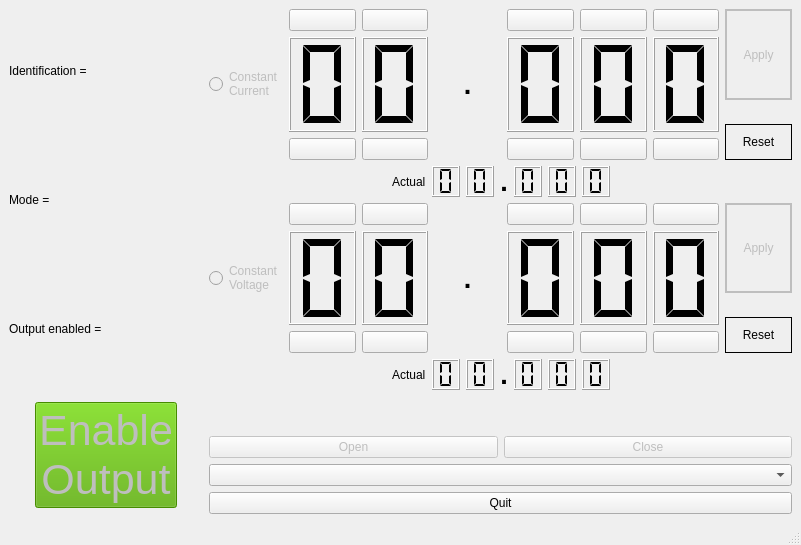
Before: the Qt Designer form PsuGuiControl/mainwindow.ui in bogflap/RemoteControlledPsu, drawn with Qt 5.
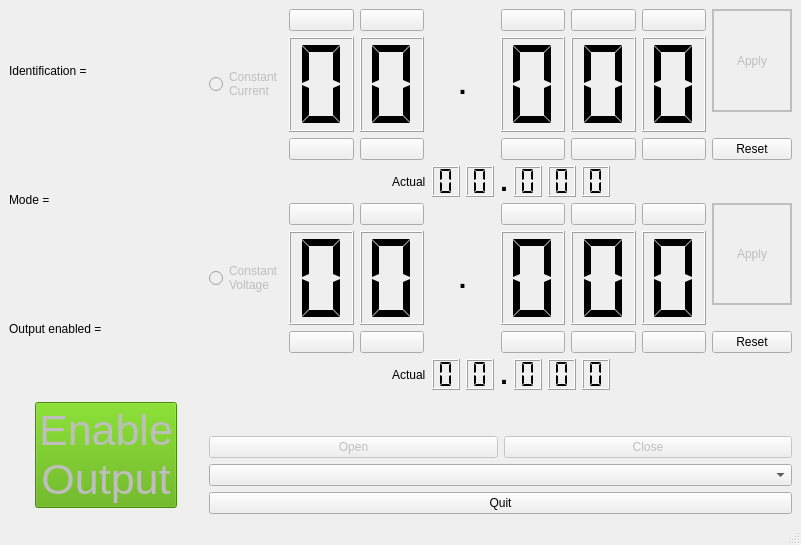
After: the same form once the commit is applied. Icons and pictures are not drawn.

```diff
--- a/PsuGuiControl/mainwindow.ui
+++ b/PsuGuiControl/mainwindow.ui
@@ -345,7 +345,7 @@
          </layout>
         </item>
         <item>
-         <layout class="QVBoxLayout" name="verticalLayout_12" stretch="10,2,4">
+         <layout class="QVBoxLayout" name="verticalLayout_12" stretch="10,2,0">
           <property name="sizeConstraint">
            <enum>QLayout::SetDefaultConstraint</enum>
           </property>
@@ -382,16 +382,10 @@
            </spacer>
           </item>
           <item>
-           <widget class="QLabel" name="ampsReset">
-            <property name="frameShape">
-             <enum>QFrame::Panel</enum>
-            </property>
+           <widget class="QPushButton" name="ampsReset">
             <property name="text">
              <string>Reset</string>
             </property>
-            <property name="alignment">
-             <set>Qt::AlignCenter</set>
-            </property>
            </widget>
           </item>
          </layout>
@@ -821,7 +815,7 @@
          </layout>
         </item>
         <item>
-         <layout class="QVBoxLayout" name="verticalLayout_19" stretch="10,2,4">
+         <layout class="QVBoxLayout" name="verticalLayout_19" stretch="10,2,0">
           <property name="sizeConstraint">
            <enum>QLayout::SetDefaultConstraint</enum>
           </property>
@@ -858,16 +852,10 @@
            </spacer>
           </item>
           <item>
-           <widget class="QLabel" name="voltsReset">
-            <property name="frameShape">
-             <enum>QFrame::Box</enum>
-            </property>
+           <widget class="QPushButton" name="voltsReset">
             <property name="text">
              <string>Reset</string>
             </property>
-            <property name="alignment">
-             <set>Qt::AlignCenter</set>
-            </property>
            </widget>
           </item>
          </layout>
```
